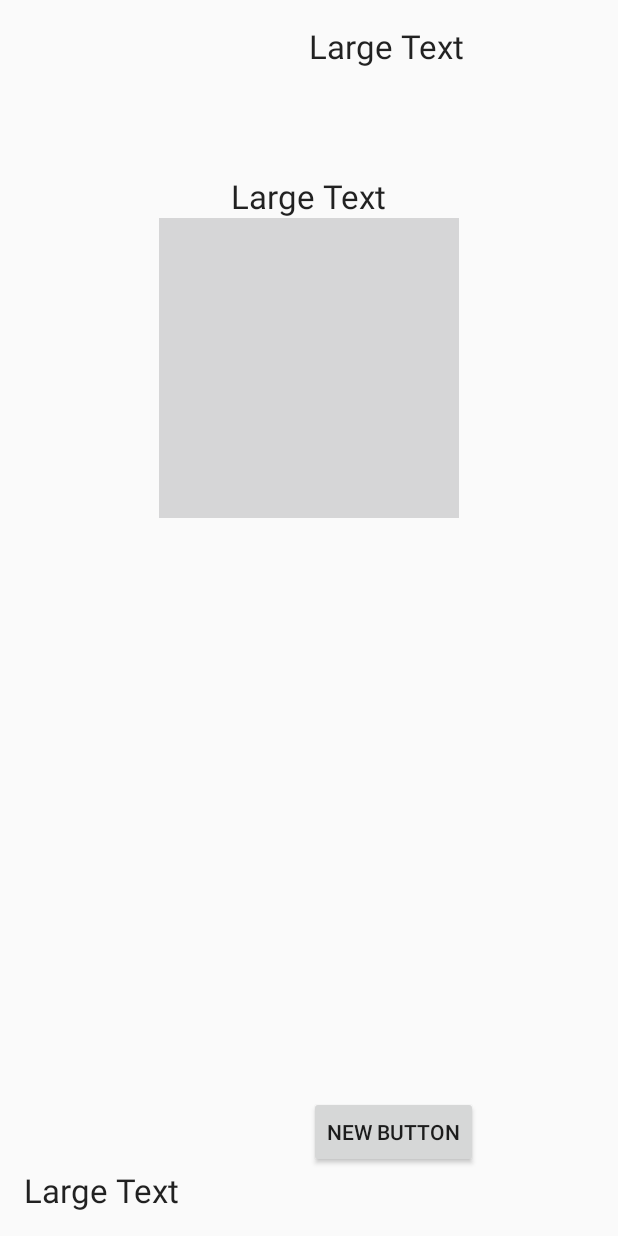
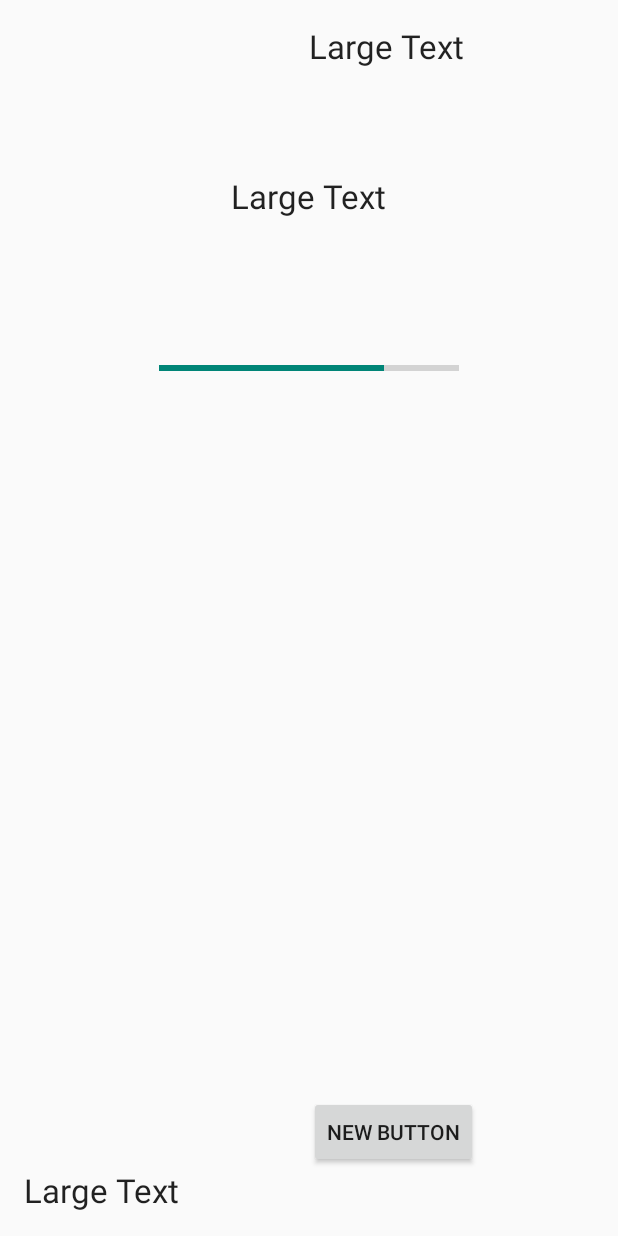
Before and after one commit to Ncarm828/Content_Provider_Sample, an Android app: the screen it shows after launch (MainActivity), on a phone screen of 412 x 824 dp. Run offline under Robolectric (Android 15) with nearby library versions, the phone set to English and light mode, and no system bars.

Commit message:
inital commit

```diff
--- a/app/src/main/res/layout/activity_main.xml
+++ b/app/src/main/res/layout/activity_main.xml
@@ -33,8 +33,6 @@ android:id="@+id/container">
         android:indeterminate="false"
         android:max="100"
         android:progress="75"
-        android:progressDrawable="@drawable/style_circle_fill"
-        android:secondaryProgress="10"
         android:layout_below="@+id/textView"
         android:layout_centerHorizontal="true" />
 
```
Also changed, not shown: 3 other files.
